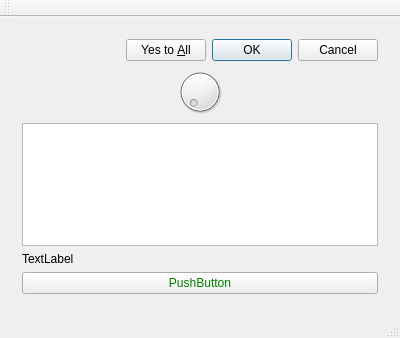
First picture: the form in mainwindow.ui, repository talyssoncastro/gui-qt, before the edit.
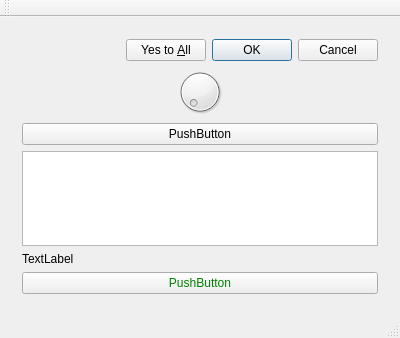
Second picture: the form after the edit.

Commit message: Add feature to show app as a tray icon

What changed in the file:
```diff
--- a/mainwindow.ui
+++ b/mainwindow.ui
@@ -28,6 +28,13 @@
        <item>
         <widget class="QDial" name="dial"/>
        </item>
+       <item>
+        <widget class="QPushButton" name="pushButton_2">
+         <property name="text">
+          <string>PushButton</string>
+         </property>
+        </widget>
+       </item>
        <item>
         <widget class="QTextEdit" name="textEdit"/>
        </item>
```
Left out of the diff: 2 changed lines with no effect on the pictures. The commit also changes 2 other files.
